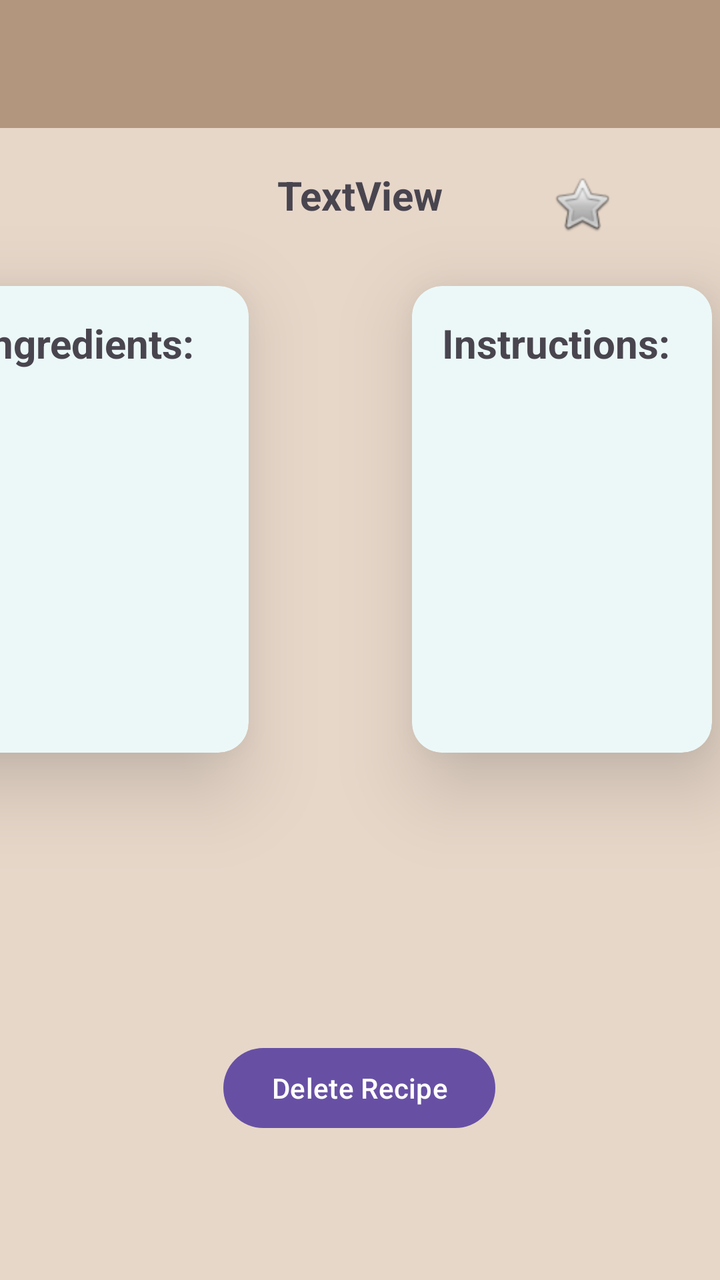
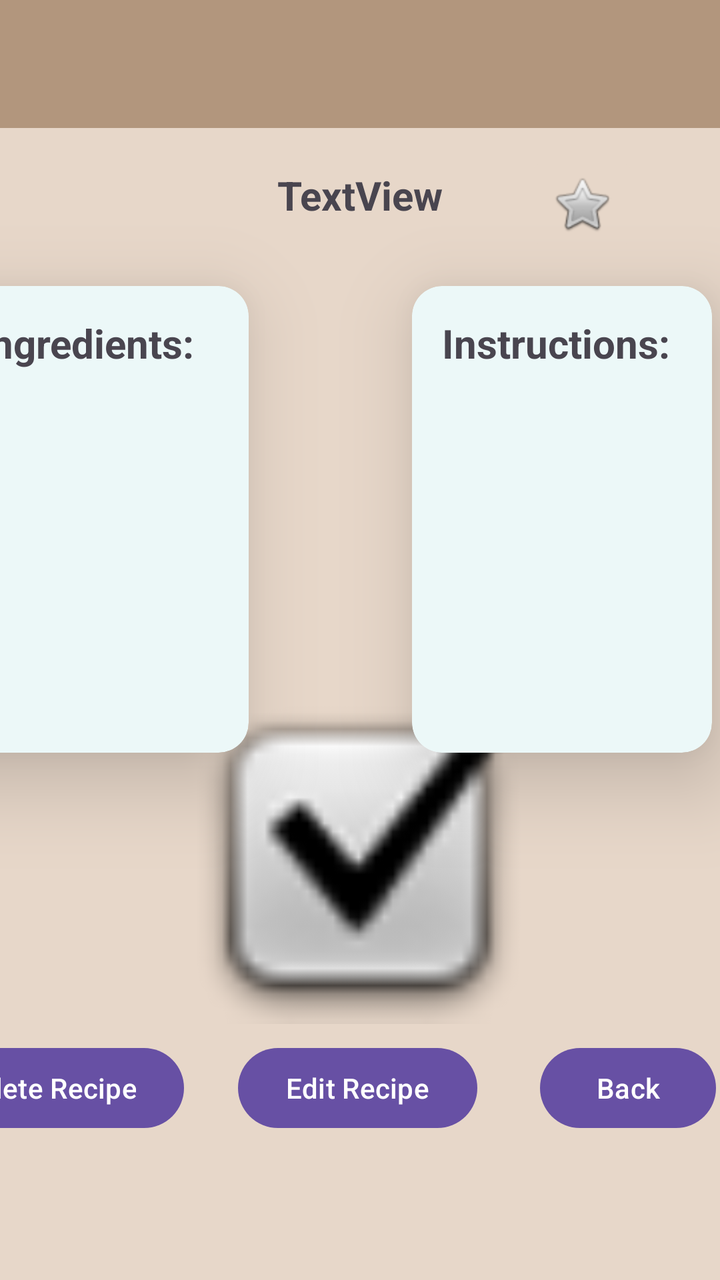

Two renders of the same Android screen: before a commit and after it. Below are the layout's source before the change and the commit's diff.
<!-- AndroidManifest.xml: application theme Theme.RylanWight -->
<!-- res/layout/activity_view_recipe.xml -->
<?xml version="1.0" encoding="utf-8"?>
<androidx.constraintlayout.widget.ConstraintLayout xmlns:android="http://schemas.android.com/apk/res/android"
    xmlns:app="http://schemas.android.com/apk/res-auto"
    xmlns:tools="http://schemas.android.com/tools"
    android:id="@+id/main"
    android:layout_width="match_parent"
    android:layout_height="match_parent"
    android:background="#E7D7C9"
    tools:context=".view_recipe">

    <androidx.cardview.widget.CardView
        android:id="@+id/ingredientsCard"
        android:layout_width="450px"
        android:layout_height="700px"
        android:layout_marginTop="32dp"
        android:layout_marginEnd="236dp"
        android:maxHeight="200px"
        app:cardBackgroundColor="#ECF8F8"
        app:cardCornerRadius="15dp"
        app:cardElevation="24dp"
        app:layout_constraintEnd_toEndOf="parent"
        app:layout_constraintTop_toBottomOf="@+id/tvRecipeName">

        <TextView
            android:id="@+id/tvIngredientsTitle"
            android:layout_width="127dp"
            android:layout_height="wrap_content"
            android:layout_marginStart="15dp"
            android:layout_marginTop="15dp"
            android:layout_marginEnd="113dp"
            android:layout_marginRight="113dp"
            android:layout_marginBottom="15dp"
            android:text="Ingredients:"
            android:textSize="20sp"
            android:textStyle="bold"
            app:layout_constraintEnd_toEndOf="parent"
            app:layout_constraintStart_toStartOf="parent"
            app:layout_constraintTop_toTopOf="parent" />

        <androidx.recyclerview.widget.RecyclerView
            android:id="@+id/ingredientList"
            android:layout_width="match_parent"
            android:layout_height="wrap_content"
            android:layout_marginStart="15dp"
            android:layout_marginTop="45dp"
            android:layout_marginEnd="10dp"
            android:layout_marginBottom="10dp" />
    </androidx.cardview.widget.CardView>

    <androidx.appcompat.widget.Toolbar
        android:id="@+id/tbViewRecipe"
        android:layout_width="409dp"
        android:layout_height="wrap_content"
        android:background="#B2967D"
        android:minHeight="?attr/actionBarSize"
        android:theme="?attr/actionBarTheme"
        app:layout_constraintEnd_toEndOf="parent"
        app:layout_constraintStart_toStartOf="parent"
        app:layout_constraintTop_toTopOf="parent" />

    <TextView
        android:id="@+id/tvRecipeName"
        android:layout_width="wrap_content"
        android:layout_height="wrap_content"
        android:layout_marginTop="20dp"
        android:text="TextView"
        android:textSize="20sp"
        android:textStyle="bold"
        app:layout_constraintEnd_toEndOf="parent"
        app:layout_constraintStart_toStartOf="parent"
        app:layout_constraintTop_toBottomOf="@+id/tbViewRecipe" />

    <androidx.cardview.widget.CardView
        android:id="@+id/instructionsCard"
        android:layout_width="450px"
        android:layout_height="700px"
        android:layout_marginTop="32dp"
        android:layout_marginEnd="4dp"
        app:cardBackgroundColor="#ECF8F8"
        app:cardCornerRadius="15dp"
        app:cardElevation="24dp"
        app:layout_constraintEnd_toEndOf="parent"
        app:layout_constraintTop_toBottomOf="@+id/tvRecipeName">

        <TextView
            android:id="@+id/tvInstructionsTitle"
            android:layout_width="wrap_content"
            android:layout_height="wrap_content"
            android:layout_marginStart="15dp"
            android:layout_marginTop="15dp"
            android:layout_marginBottom="15dp"
            android:text="Instructions:"
            android:textSize="20sp"
            android:textStyle="bold" />

        <androidx.recyclerview.widget.RecyclerView
            android:id="@+id/instructionList"
            android:layout_width="match_parent"
            android:layout_height="match_parent"
            android:layout_marginStart="15dp"
            android:layout_marginTop="45dp" />

    </androidx.cardview.widget.CardView>

    <Button
        android:id="@+id/btnDelete"
        android:layout_width="wrap_content"
        android:layout_height="wrap_content"
        android:layout_marginBottom="72dp"
        android:text="Delete Recipe"
        app:layout_constraintBottom_toBottomOf="parent"
        app:layout_constraintEnd_toEndOf="parent"
        app:layout_constraintHorizontal_bias="0.498"
        app:layout_constraintStart_toStartOf="parent" />

    <ImageButton
        android:id="@+id/btnFavorite"
        android:layout_width="wrap_content"
        android:layout_height="wrap_content"
        android:layout_marginTop="12dp"
        android:backgroundTint="#E7D7C9"
        app:layout_constraintEnd_toEndOf="parent"
        app:layout_constraintStart_toEndOf="@+id/tvRecipeName"
        app:layout_constraintTop_toBottomOf="@+id/tbViewRecipe"
        app:srcCompat="@android:drawable/btn_star_big_off" />

</androidx.constraintlayout.widget.ConstraintLayout>
<!-- resources referenced by this layout -->
<resources>
  <style name="Theme.RylanWight" parent="Base.Theme.RylanWight" />
  <style name="Base.Theme.RylanWight" parent="Theme.Material3.DayNight.NoActionBar">
          
          
      </style>
</resources>

<!-- the commit's change to res/layout/activity_view_recipe.xml (unified diff, before → after) -->
@@ -106,12 +106,11 @@
         android:id="@+id/btnDelete"
         android:layout_width="wrap_content"
         android:layout_height="wrap_content"
+        android:layout_marginEnd="32dp"
         android:layout_marginBottom="72dp"
         android:text="Delete Recipe"
         app:layout_constraintBottom_toBottomOf="parent"
-        app:layout_constraintEnd_toEndOf="parent"
-        app:layout_constraintHorizontal_bias="0.498"
-        app:layout_constraintStart_toStartOf="parent" />
+        app:layout_constraintEnd_toEndOf="@+id/ingredientsCard" />
 
     <ImageButton
         android:id="@+id/btnFavorite"
@@ -124,4 +123,38 @@
         app:layout_constraintTop_toBottomOf="@+id/tbViewRecipe"
         app:srcCompat="@android:drawable/btn_star_big_off" />
 
+    <Button
+        android:id="@+id/btnBack"
+        android:layout_width="wrap_content"
+        android:layout_height="wrap_content"
+        android:layout_marginStart="64dp"
+        android:text="Back"
+        app:layout_constraintBottom_toBottomOf="parent"
+        app:layout_constraintStart_toStartOf="@+id/instructionsCard"
+        app:layout_constraintTop_toTopOf="@+id/btnDelete"
+        app:layout_constraintVertical_bias="0.0" />
+
+    <ImageView
+        android:id="@+id/imgViewRecipe"
+        android:layout_width="500px"
+        android:layout_height="500px"
+        android:layout_marginBottom="128dp"
+        android:scaleType="centerCrop"
+        app:layout_constraintBottom_toBottomOf="parent"
+        app:layout_constraintEnd_toEndOf="parent"
+        app:layout_constraintHorizontal_bias="0.497"
+        app:layout_constraintStart_toStartOf="parent"
+        app:srcCompat="@android:drawable/checkbox_on_background" />
+
+    <Button
+        android:id="@+id/btnEdit"
+        android:layout_width="wrap_content"
+        android:layout_height="wrap_content"
+        android:layout_marginStart="8dp"
+        android:text="Edit Recipe"
+        app:layout_constraintEnd_toStartOf="@+id/btnBack"
+        app:layout_constraintHorizontal_bias="0.379"
+        app:layout_constraintStart_toEndOf="@+id/btnDelete"
+        app:layout_constraintTop_toTopOf="@+id/btnDelete" />
+
 </androidx.constraintlayout.widget.ConstraintLayout>
